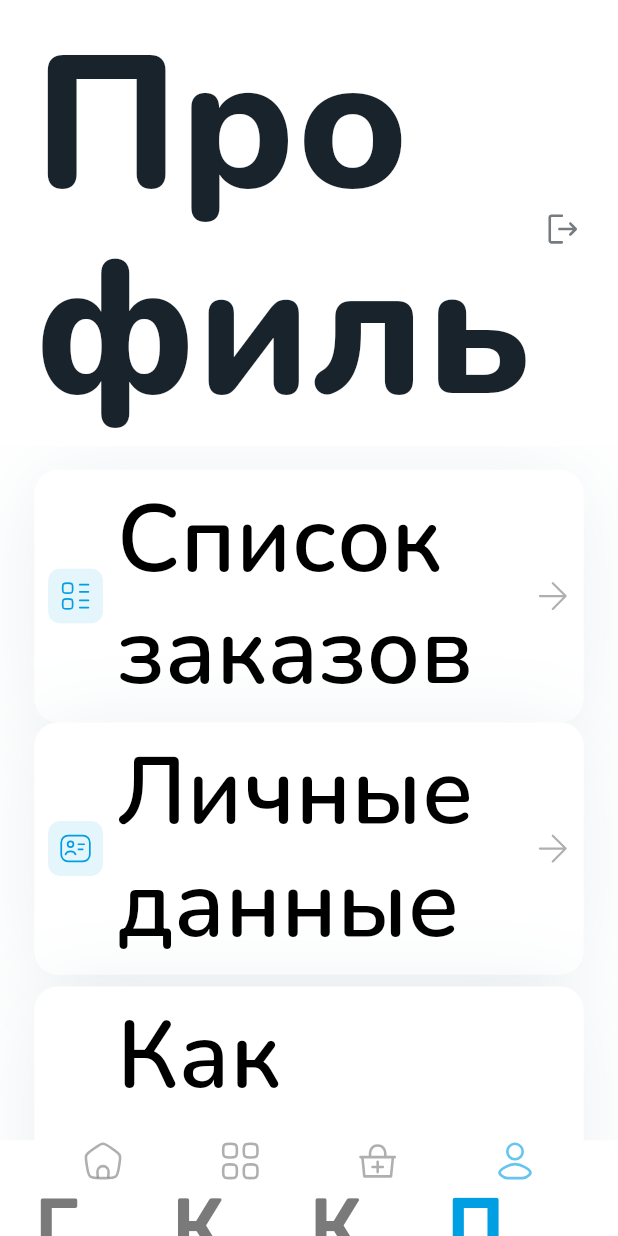
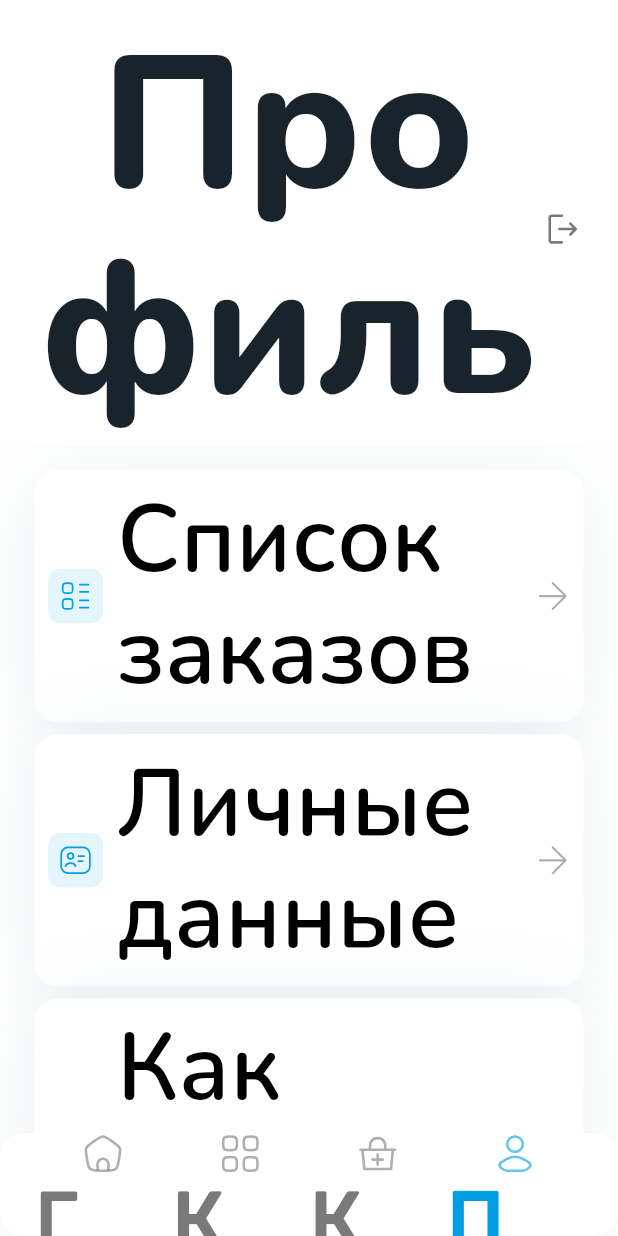
Before and after one commit to AbrorAzizov/Nevis, a Flutter app: the screen it shows after launch, item 4 of the bottom bar chosen, on a phone screen of 412 x 824 dp. Run offline on Flutter 3.47's test engine with Material 3 defaults, Android fonts, the phone set to English and light mode, and no system bars; drawn by our look-alikes of skeletonizer; our stand-ins replace bloc, blurrycontainer, cached_network_image, connectivity_plus, dartz, equatable and 14 more; missing offline and left inert: flutter_dismissible_tile, yandex_mapkit_lite; network calls fail; statements that could not run were skipped; project files that could hold a hidden picture were left out.

Commit message:
some fix ui

```diff
--- a/lib/features/presentation/pages/home_screen.dart
+++ b/lib/features/presentation/pages/home_screen.dart
@@ -26,8 +26,7 @@ class _HomeScreenState extends State<HomeScreen> {
   Widget build(BuildContext context) {
     return MultiBlocProvider(
       providers: [
-        BlocProvider(
-          create: (context) => CartScreenBloc()
+        BlocProvider(create: (context) => CartScreenBloc()
             // ..update(),
             ),
         BlocProvider(
@@ -71,7 +70,6 @@ class _HomeScreenState extends State<HomeScreen> {
                       return false;
                     },
                     child: Scaffold(
-
                       appBar: AppBar(
                           toolbarHeight: 0,
                           backgroundColor: UiConstants.whiteColor,
@@ -165,16 +163,13 @@ class _HomeScreenState extends State<HomeScreen> {
                             if (!searchState.isExpanded)
                               Positioned(
                                 child: Container(
-
-                                  height:   65.h,
+                                  padding:
+                                      getMarginOrPadding(left: 20, right: 20),
+                                  height: 70.h,
                                   decoration: BoxDecoration(
-
+                                    color: UiConstants.whiteColor,
                                     borderRadius: BorderRadius.circular(16.r),
                                   ),
-                                  child: Container(
-                                    color: UiConstants.whiteColor,
-                                    child: Container(
-                                      padding: getMarginOrPadding(left: 20,right: 20),
                                   child: Row(
                                     crossAxisAlignment: CrossAxisAlignment.end,
                                     mainAxisAlignment:
@@ -198,8 +193,6 @@ class _HomeScreenState extends State<HomeScreen> {
                                   ),
                                 ),
                               ),
-                                ),
-                              ),
                           ],
                         ),
                       ),
--- a/lib/features/presentation/pages/profile/privacy_policy_screen.dart
+++ b/lib/features/presentation/pages/profile/privacy_policy_screen.dart
@@ -4,7 +4,6 @@ import 'package:nevis/constants/size_utils.dart';
 import 'package:nevis/constants/ui_constants.dart';
 import 'package:nevis/features/presentation/bloc/home_screen/home_screen_bloc.dart';
 import 'package:nevis/features/presentation/widgets/custom_app_bar.dart';
-import 'package:nevis/features/presentation/widgets/docs_and_instructions/docs_and_instructions_categories_list.dart';
 import 'package:nevis/features/presentation/widgets/main_screen/internet_no_internet_connection_widget.dart';
 import 'package:nevis/features/presentation/widgets/privacy_policy_screen/booking_rules_widget.dart';
 import 'package:nevis/features/presentation/widgets/privacy_policy_screen/card_payment_rules.widget.dart';
@@ -26,15 +25,14 @@ class PrivacyPolicyScreen extends StatelessWidget {
                   children: [
                     CustomAppBar(
                       backgroundColor: UiConstants.whiteColor,
-                      title: ' Политика обработки\nперсональных данных',
+                      title: 'Правила бронирования и доставки',
                       showBack: true,
                     ),
                     Expanded(
                       child: homeState is InternetUnavailable
                           ? InternetNoInternetConnectionWidget()
                           : SingleChildScrollView(
-                            physics: BouncingScrollPhysics(),
-
+                              physics: BouncingScrollPhysics(),
                               padding: getMarginOrPadding(
                                   bottom: 65, right: 20, left: 20, top: 16),
                               child: Column(
--- a/lib/features/presentation/pages/starts/code_screen.dart
+++ b/lib/features/presentation/pages/starts/code_screen.dart
@@ -36,6 +36,7 @@ class CodeScreen extends StatelessWidget {
         builder: (context, state) {
           final bloc = context.read<CodeScreenBloc>();
           return AppTemplate(
+            heightOfTopBar: 250,
             canBack: true,
             title: 'Введите код',
             subTitleWidget: RichText(
--- a/lib/features/presentation/pages/starts/login_screen_with_message.dart
+++ b/lib/features/presentation/pages/starts/login_screen_with_message.dart
@@ -2,9 +2,7 @@ import 'package:flutter/material.dart';
 import 'package:flutter/services.dart';
 import 'package:flutter_bloc/flutter_bloc.dart';
 import 'package:flutter_screenutil/flutter_screenutil.dart';
-import 'package:flutter_svg/svg.dart';
 import 'package:nevis/constants/enums.dart';
-import 'package:nevis/constants/paths.dart';
 import 'package:nevis/constants/size_utils.dart';
 import 'package:nevis/constants/ui_constants.dart';
 import 'package:nevis/core/formatters/custom_phone_input_formatter.dart';
@@ -15,7 +13,6 @@ import 'package:nevis/features/presentation/pages/starts/code_screen.dart';
 import 'package:nevis/features/presentation/widgets/app_button_widget.dart';
 import 'package:nevis/features/presentation/widgets/app_template.dart';
 import 'package:nevis/features/presentation/widgets/app_text_field_widget.dart';
-import 'package:nevis/features/presentation/widgets/policy_text_widget.dart';
 import 'package:nevis/locator_service.dart';
 
 class LoginScreenWithMessage extends StatelessWidget {
@@ -45,7 +42,7 @@ class LoginScreenWithMessage extends StatelessWidget {
         builder: (context, state) {
           final bloc = context.read<LoginScreenBloc>();
           return AppTemplate(
-            heightOfTopBar: 170,
+            heightOfTopBar: 190,
             canBack: true,
             title: 'Введите телефон',
             subTitleText: 'Вам придет смс с кодом.',
--- a/lib/features/presentation/widgets/bottom_navigation_bar_tile.dart
+++ b/lib/features/presentation/widgets/bottom_navigation_bar_tile.dart
@@ -3,7 +3,6 @@ import 'package:flutter_screenutil/flutter_screenutil.dart';
 import 'package:flutter_svg/svg.dart';
 import 'package:getwidget/getwidget.dart';
 import 'package:nevis/constants/ui_constants.dart';
-
 
 class BottomNavigationBarTile extends StatelessWidget {
   const BottomNavigationBarTile({
@@ -31,7 +30,7 @@ class BottomNavigationBarTile extends StatelessWidget {
         onTap: onTap,
         behavior: HitTestBehavior.opaque,
         child: Column(
-          mainAxisAlignment: MainAxisAlignment.center,
+          mainAxisAlignment: MainAxisAlignment.end,
           children: [
             countChatMessage != null && countChatMessage != 0
                 ? GFIconBadge(
@@ -52,15 +51,20 @@ class BottomNavigationBarTile extends StatelessWidget {
                     height: 24.w, width: 24.w, color: color),
             SizedBox(height: 4),
             Text(title,
-                style: UiConstants.textStyle12.copyWith(color: color, height: 1),
+                style:
+                    UiConstants.textStyle12.copyWith(color: color, height: 1),
                 maxLines: 1,
                 overflow: TextOverflow.ellipsis),
-                SizedBox(height: 13.h,),
-          Container(width: 80.w,height: 4.h,decoration: BoxDecoration(
-              color: isActive?   UiConstants.blueColor : Colors.transparent,
-              borderRadius: BorderRadius.only(topLeft: Radius.circular(4),topRight: Radius.circular(4))
-
-            ),)
+            SizedBox(height: 13.h),
+            Container(
+              width: 80.w,
+              height: 4.h,
+              decoration: BoxDecoration(
+                  color: isActive ? UiConstants.blueColor : Colors.transparent,
+                  borderRadius: BorderRadius.only(
+                      topLeft: Radius.circular(4),
+                      topRight: Radius.circular(4))),
+            )
           ],
         ),
       ),
--- a/lib/features/presentation/widgets/custom_app_bar.dart
+++ b/lib/features/presentation/widgets/custom_app_bar.dart
@@ -64,15 +64,12 @@ class CustomAppBar extends StatelessWidget {
                   Expanded(
                     child: Skeleton.keep(
                       child: Center(
-                        child: Text(
-
-                          title ?? '',
-                          style: showBack
-                              ? UiConstants.textStyle5
-                              : UiConstants.textStyle1
-                                  .copyWith(color: UiConstants.darkBlueColor),
-
-                        ),
+                        child: Text(title ?? '',
+                            style: showBack
+                                ? UiConstants.textStyle5
+                                : UiConstants.textStyle1
+                                    .copyWith(color: UiConstants.darkBlueColor),
+                            textAlign: TextAlign.center),
                       ),
                     ),
                   ),
--- a/lib/features/presentation/widgets/profile_screen/profile_categories_list.dart
+++ b/lib/features/presentation/widgets/profile_screen/profile_categories_list.dart
@@ -3,17 +3,11 @@ import 'package:flutter_screenutil/flutter_screenutil.dart';
 import 'package:nevis/constants/paths.dart';
 import 'package:nevis/constants/ui_constants.dart';
 import 'package:nevis/core/routes.dart';
-import 'package:nevis/features/presentation/pages/profile/about_us_screen.dart';
-import 'package:nevis/features/presentation/pages/profile/articles/articles_screen.dart';
 import 'package:nevis/features/presentation/pages/profile/docs_and_instructions_screen.dart';
 import 'package:nevis/features/presentation/pages/profile/how_place_order_screen.dart';
-import 'package:nevis/features/presentation/pages/profile/info_about_order_screen.dart';
-import 'package:nevis/features/presentation/pages/profile/news/news_screen.dart';
 import 'package:nevis/features/presentation/pages/profile/orders/orders_screen.dart';
 import 'package:nevis/features/presentation/pages/profile/personal_data_screen.dart';
-import 'package:nevis/features/presentation/pages/profile/sales_screen.dart';
 import 'package:nevis/features/presentation/widgets/category_screen/subcategory_item.dart';
-
 import 'package:skeletonizer/skeletonizer.dart';
 
 class ProfileCategoriesList extends StatelessWidget {
@@ -38,6 +32,7 @@ class ProfileCategoriesList extends StatelessWidget {
               ),
             ),
           ),
+          SizedBox(height: 8.h),
           SubcategoryItem(
             title: 'Личные данные',
             titleStyle: UiConstants.textStyle3,
@@ -62,18 +57,18 @@ class ProfileCategoriesList extends StatelessWidget {
             ),
           ),
           SizedBox(height: 8.h),
-           SubcategoryItem(
+          SubcategoryItem(
             title: 'Документы и инструкции',
             titleStyle: UiConstants.textStyle3,
             imagePath: Paths.documnetsAndInstructionsIconPath,
             onTap: () => Navigator.of(context).push(
               Routes.createRoute(
                 const DocumentsAndInstructionsScreen(),
-                settings: RouteSettings(name: Routes.docsAndInsctructionsScreen),
+                settings:
+                    RouteSettings(name: Routes.docsAndInsctructionsScreen),
               ),
             ),
           ),
-
         ],
       ),
     );
```
Also changed, not shown: lib/core/links/external_links.dart (+24 -19 lines), lib/features/presentation/widgets/app_template.dart (+9 -10 lines), lib/features/presentation/widgets/docs_and_instructions/docs_and_instructions_categories_list.dart (+6 -16 lines), lib/features/presentation/widgets/personal_data_screen/checkboxed_block.dart (+6 -4 lines), pubspec.lock, 1 other file. Lines whose indentation alone changed are shown as unchanged.
